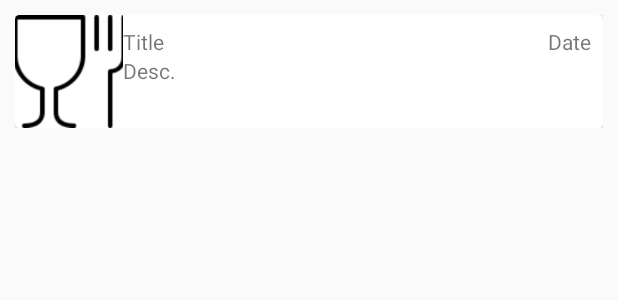
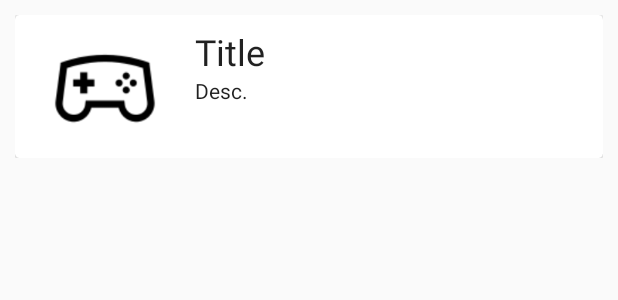
Before and after one commit to XabinCoffee/KuadrilApp, an Android app: the layout event_row.xml on its own in the app's theme, with its tools: preview values and no code run, on a phone screen of 412 x 824 dp. Shown: the top 300 px of the screen. Run offline under Robolectric (Android 15) with nearby library versions, the phone set to English and light mode, and no system bars.

Commit message:
Backup before Dates

```diff
--- a/app/src/main/res/layout/event_row.xml
+++ b/app/src/main/res/layout/event_row.xml
@@ -19,22 +19,30 @@
             <LinearLayout
                 android:layout_width="wrap_content"
                 android:layout_height="match_parent"
-                android:layout_weight="0.5"
+                android:layout_margin="10dp"
+                android:layout_weight="0"
                 android:orientation="vertical">
 
-                <ImageView
-                    android:id="@+id/imgLogo"
-                    android:layout_width="75dp"
-                    android:layout_height="75dp"
-                    android:layout_gravity="center"
-                    android:contentDescription="Event logo"
-                    app:srcCompat="@drawable/ico_restaurant" />
+                <LinearLayout
+                    android:layout_width="match_parent"
+                    android:layout_height="match_parent"
+                    android:orientation="vertical">
+
+                    <ImageView
+                        android:id="@+id/imgLogo"
+                        android:layout_width="match_parent"
+                        android:layout_height="75dp"
+                        android:layout_gravity="center"
+                        android:contentDescription="Event logo"
+                        app:srcCompat="@drawable/ico_gaming" />
+                </LinearLayout>
+
             </LinearLayout>
 
             <LinearLayout
                 android:layout_width="wrap_content"
                 android:layout_height="match_parent"
-                android:layout_weight="10"
+                android:layout_weight="4"
                 android:orientation="vertical"
                 android:paddingBottom="8dp"
                 android:paddingTop="8dp">
@@ -47,24 +55,16 @@
                         android:id="@+id/tvTitle"
                         android:layout_width="wrap_content"
                         android:layout_height="wrap_content"
-                        android:text="Title" />
-
-                    <TextView
-                        android:id="@+id/tvDate"
-                        android:layout_width="wrap_content"
-                        android:layout_height="wrap_content"
-                        android:layout_above="@+id/tvDescription"
-                        android:layout_alignParentRight="true"
-                        android:layout_alignParentTop="true"
-                        android:paddingRight="8dp"
-                        android:text="Date" />
+                        android:text="Title"
+                        android:textAppearance="@style/TextAppearance.AppCompat.Headline" />
 
                     <TextView
                         android:id="@+id/tvDescription"
                         android:layout_width="wrap_content"
                         android:layout_height="wrap_content"
                         android:layout_below="@id/tvTitle"
-                        android:text="Desc." />
+                        android:text="Desc."
+                        android:textAppearance="@style/TextAppearance.AppCompat.Body1" />
                 </RelativeLayout>
 
             </LinearLayout>
--- a/app/src/main/res/values/strings.xml
+++ b/app/src/main/res/values/strings.xml
@@ -30,6 +30,8 @@
 
     <string-array name="eventType">
         <item>Jatordua</item>
+        <item>Lana</item>
+        <item>Ikasketa</item>
         <item>Partidua</item>
         <item>Bideojokoak</item>
         <item>Kirolak</item>
```
Also changed, not shown: app/src/main/java/com/kapp/rxabin/kuadrilapp/helper/EventHelper.java (+7 -0 lines), app/src/main/res/layout/fragment_create_event.xml (+35 -12 lines), app/src/main/res/drawable/ico_study.png (added), app/src/main/res/drawable/ico_work.png (added), 754 other files.
